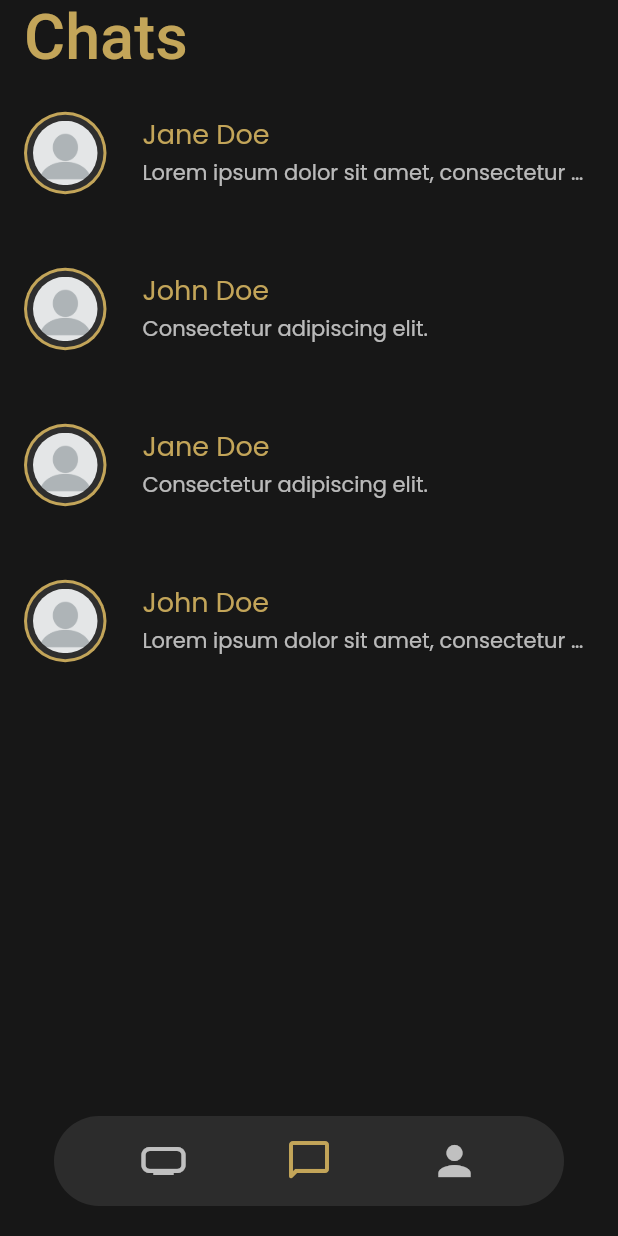
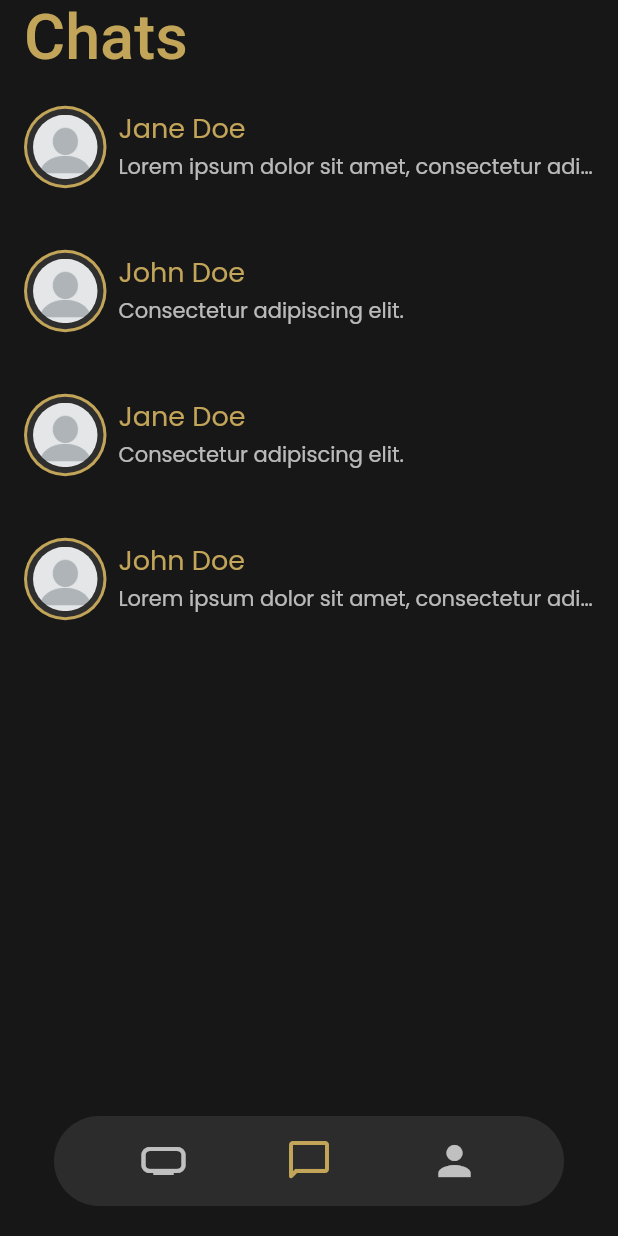
Before and after one commit to Drysen1/Flutter_Social_Network_UI_Concept, a Flutter app: the screen it shows after launch, after a tap on the "chat bubble outline" icon, on a phone screen of 412 x 824 dp. Run offline on Flutter 3.47's test engine with Material 2 defaults, Android fonts, the phone set to English and light mode, and no system bars; our stand-ins replace equatable, flutter_bloc, google_fonts.

Commit message:
Refactored messageslistview and fix for widescreen

```diff
--- a/lib/screens/homeScreen.dart
+++ b/lib/screens/homeScreen.dart
@@ -3,6 +3,7 @@ import 'package:flutter_bloc/flutter_bloc.dart';
 import 'package:flutter_social_network_ui_concept/blocs/home/home_bloc.dart';
 import 'package:flutter_social_network_ui_concept/blocs/home/home_event.dart';
 import 'package:flutter_social_network_ui_concept/widgets/home/profilesGridView.dart';
+import 'package:flutter/foundation.dart' show kIsWeb;
 
 class HomeScreen extends StatefulWidget {
   const HomeScreen({ Key? key }) : super(key: key);
@@ -24,11 +25,34 @@ class _HomeScreenState extends State<HomeScreen> {
 
   @override
   Widget build(BuildContext context) {
+    var size = MediaQuery.of(context).size;
+    return kIsWeb ? _webMainUI(size) : _mainUI(size);
+  }
+
+  Widget _webMainUI(Size size){
+    return Align(
+      alignment: Alignment.topCenter,
+      child: Container(
+        width: size.width > 1000 ? 1000 : double.infinity,
+        child: ProfilesGridView(scrollController: _scrollController,)
+      ),
+    );
+  }
+
+  Widget _mainUI(Size size){
     return Scrollbar(
       controller: _scrollController,
       isAlwaysShown: false,
       showTrackOnHover: true,
-      child: ProfilesGridView(scrollController: _scrollController,),
+      child:
+      Align(
+        alignment: Alignment.topCenter,
+        child: Container(
+          width: size.width > 1200 ? 1200 : double.infinity,
+          child: ProfilesGridView(scrollController: _scrollController,)
+        ),
+      ),
     );
   }
+
 }
--- a/lib/screens/messagesScreen.dart
+++ b/lib/screens/messagesScreen.dart
@@ -2,9 +2,7 @@ import 'package:flutter/material.dart';
 import 'package:flutter_bloc/flutter_bloc.dart';
 import 'package:flutter_social_network_ui_concept/blocs/conversations/conversations_bloc.dart';
 import 'package:flutter_social_network_ui_concept/blocs/conversations/conversations_event.dart';
-import 'package:flutter_social_network_ui_concept/blocs/conversations/conversations_state.dart';
-import 'package:flutter_social_network_ui_concept/models/conversationModel.dart';
-import 'package:flutter_social_network_ui_concept/widgets/messages/conversationItem.dart';
+import 'package:flutter_social_network_ui_concept/widgets/messages/conversationListView.dart';
 
 class MessagesScreen extends StatefulWidget {
   const MessagesScreen({ Key? key }) : super(key: key);
@@ -26,33 +24,18 @@ class _MessagesScreenState extends State<MessagesScreen> {
   }
   @override
   Widget build(BuildContext context) {
+    var size = MediaQuery.of(context).size;
     return Scrollbar(
       controller: _scrollController,
       isAlwaysShown: false,
       showTrackOnHover: true,
-      child: _conversationsListView(),
+      child: Align(
+        alignment: Alignment.topCenter,
+        child: Container(
+          width: size.width > 700 ? 700 : double.infinity,
+          child: ConversationListView()
+        ),
+      ),
     );
   }
-
-  Widget _conversationsListView(){
-    return BlocBuilder<ConverationsBloc, ConversationsState>(
-      buildWhen: (oldState, newState){
-        return newState is ConversationsLoadedState;
-      },
-      builder: (context, state){
-        List<ConversationModel> conversations = [];
-        if(state is ConversationsLoadedState){
-          conversations = state.conversations;
-        }
-        return ListView.builder(
-          itemCount: conversations.length,
-          itemBuilder: (context, index){
-            return ConversationItem(conversation: conversations[index]);
-          }
-        );
-      }
-    );
-  }
-
-
 }
--- a/lib/screens/profileScreen.dart
+++ b/lib/screens/profileScreen.dart
@@ -26,10 +26,15 @@ class _ProfileScreenState extends State<ProfileScreen> {
 
   @override
   Widget build(BuildContext context) {
+    var size = MediaQuery.of(context).size;
     return SafeArea(
-      child: Container(
-        padding: EdgeInsets.all(20),
-        child: _mainUI(),
+      child: Align(
+        alignment: Alignment.topCenter,
+        child: Container(
+          width: size.width > 700 ? 700 : double.infinity,
+          padding: EdgeInsets.all(20),
+          child: _mainUI(),
+        ),
       )
     );
   }
--- a/lib/widgets/messages/conversationItem.dart
+++ b/lib/widgets/messages/conversationItem.dart
@@ -18,23 +18,31 @@ class _ConversationItemState extends State<ConversationItem> {
       splashColor: Theme.of(context).primaryColor,
       borderRadius: BorderRadius.circular(20),
       child: Container(
-        padding: EdgeInsets.fromLTRB(0, 16, 0, 16),
-        child: _listTile()
+        padding: EdgeInsets.fromLTRB(16, 20, 16, 20),
+        child: _listItem()
       ),
       onTap: (){}
     );
   }
 
-  Widget _listTile(){
-    return ListTile(
-      dense: false,
-      leading: Container(
-        width: 55,
-        height: 55,
-        child: ProfileImage(image: this.widget.conversation.profileImage, size: 55),
-      ),
-      title: _nameText(),
-      subtitle: _messageText()
+  Widget _listItem(){
+    return Row(
+      children: [
+        ProfileImage(image: this.widget.conversation.profileImage, size: 55),
+        Expanded(
+          child: Column(
+            crossAxisAlignment: CrossAxisAlignment.start,
+            children: [
+              _nameText(),
+              Row(
+                children: [
+                  Expanded(child: _messageText()),
+                ],
+              )
+            ],
+          ),
+        )
+      ],
     );
   }
 
--- /dev/null
+++ b/lib/widgets/messages/conversationListView.dart
@@ -0,0 +1,36 @@
+import 'package:flutter/material.dart';
+import 'package:flutter_bloc/flutter_bloc.dart';
+import 'package:flutter_social_network_ui_concept/blocs/conversations/conversations_bloc.dart';
+import 'package:flutter_social_network_ui_concept/blocs/conversations/conversations_state.dart';
+import 'package:flutter_social_network_ui_concept/models/conversationModel.dart';
+import 'package:flutter_social_network_ui_concept/widgets/messages/conversationItem.dart';
+
+class ConversationListView extends StatefulWidget {
+  const ConversationListView({ Key? key }) : super(key: key);
+
+  @override
+  _ConversationListViewState createState() => _ConversationListViewState();
+}
+
+class _ConversationListViewState extends State<ConversationListView> {
+  @override
+  Widget build(BuildContext context) {
+    return BlocBuilder<ConverationsBloc, ConversationsState>(
+      buildWhen: (oldState, newState){
+        return newState is ConversationsLoadedState;
+      },
+      builder: (context, state){
+        List<ConversationModel> conversations = [];
+        if(state is ConversationsLoadedState){
+          conversations = state.conversations;
+        }
+        return ListView.builder(
+          itemCount: conversations.length,
+          itemBuilder: (context, index){
+            return ConversationItem(conversation: conversations[index]);
+          }
+        );
+      }
+    );
+  }
+}
```
